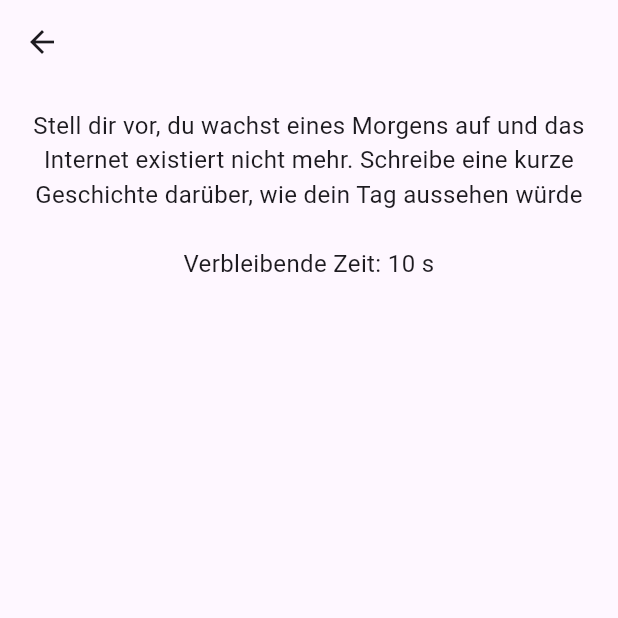
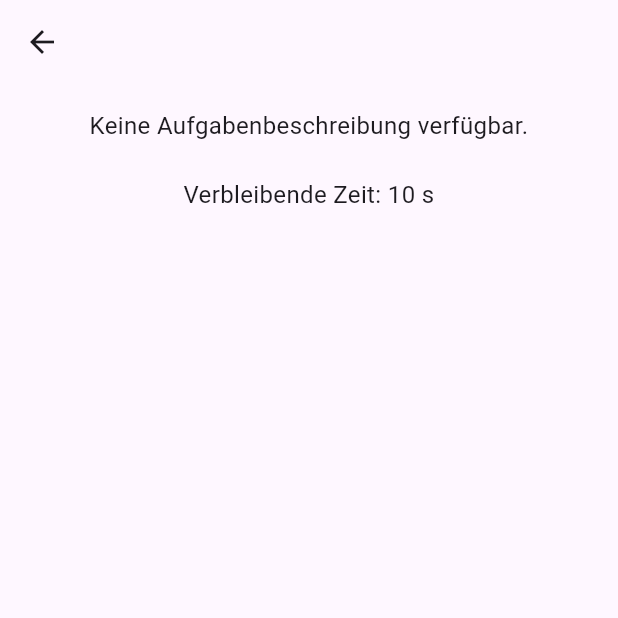
Before and after one commit to miriampalmetshofer/face_recording, a Flutter app: the RecordingScreen screen opened directly with empty values, on a phone screen of 412 x 824 dp, the top half of it. Run offline on Flutter 3.47's test engine with Material 3 defaults, Android fonts, the phone set to English and light mode, and no system bars; our stand-ins replace camera, image_gallery_saver; missing offline and left inert: dart:html; statements that could not run were skipped.

Commit message:
Add task-specific instructions to recording screen
  - Add task instructions map to AppConfig for Task1 and Task2
  - Replace hardcoded text with dynamic instruction based on selected task

```diff
--- a/lib/config/app_config.dart
+++ b/lib/config/app_config.dart
@@ -19,4 +19,14 @@ class AppConfig {
   static const double clockHandStrokeWidth = 2.0;
   static const double clockArrowLength = 20.0;
   static const double clockInstructionFontSize = 24.0;
+
+  // Task instructions
+  static const Map<String, String> taskInstructions = {
+    'Task1': 'Wenn du in nächster Zeit etwas Neues lernen könntest – egal was –, was wäre das? Erkläre, warum du es lernen möchtest und wie du am besten anfangen würdest.',
+    'Task2': 'Überlege dir eine Gewohnheit in deinem Alltag, die du gerne verbessern würdest. Beschreibe kurz, warum du diese verändern möchtest und wie du dabei vorgehen würdest.',
+  };
+
+  static String getTaskInstruction(String task) {
+    return taskInstructions[task] ?? 'Keine Aufgabenbeschreibung verfügbar.';
+  }
 }
--- a/lib/screens/recording_screen.dart
+++ b/lib/screens/recording_screen.dart
@@ -148,8 +148,7 @@ class _RecordingScreenState extends State<RecordingScreen> {
                 child: Column(
                   children: [
                 Text(
-                  'Stell dir vor, du wachst eines Morgens auf und das Internet existiert nicht mehr. '
-                  'Schreibe eine kurze Geschichte darüber, wie dein Tag aussehen würde\n\n'
+                  '${AppConfig.getTaskInstruction(widget.task)}\n\n'
                   'Verbleibende Zeit: $_remainingTime s',
                   style: const TextStyle(fontSize: 16),
                   textAlign: TextAlign.center,
```
